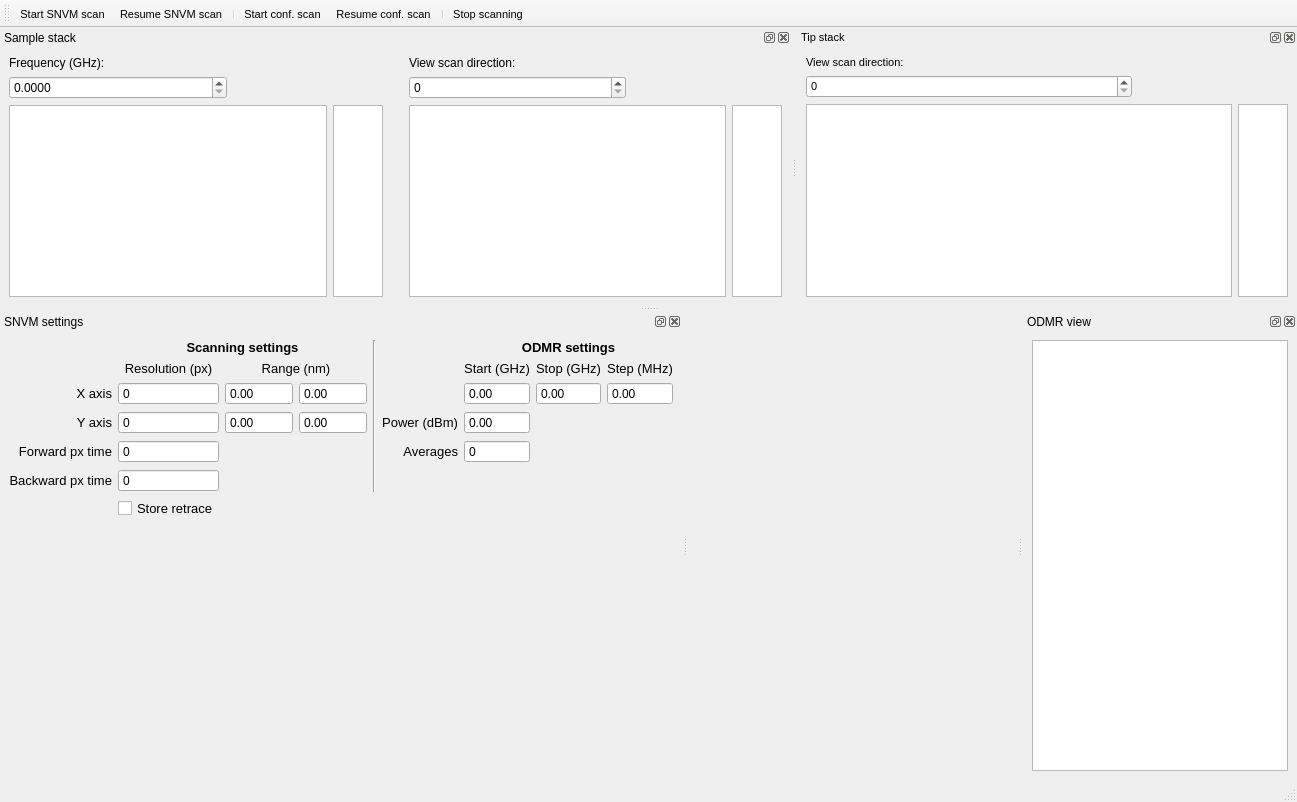
This is gui/snvm/ui_snvm_gui.ui in pikestefan/qudi_slab as Qt 5 draws it before an edit. The edited form follows.
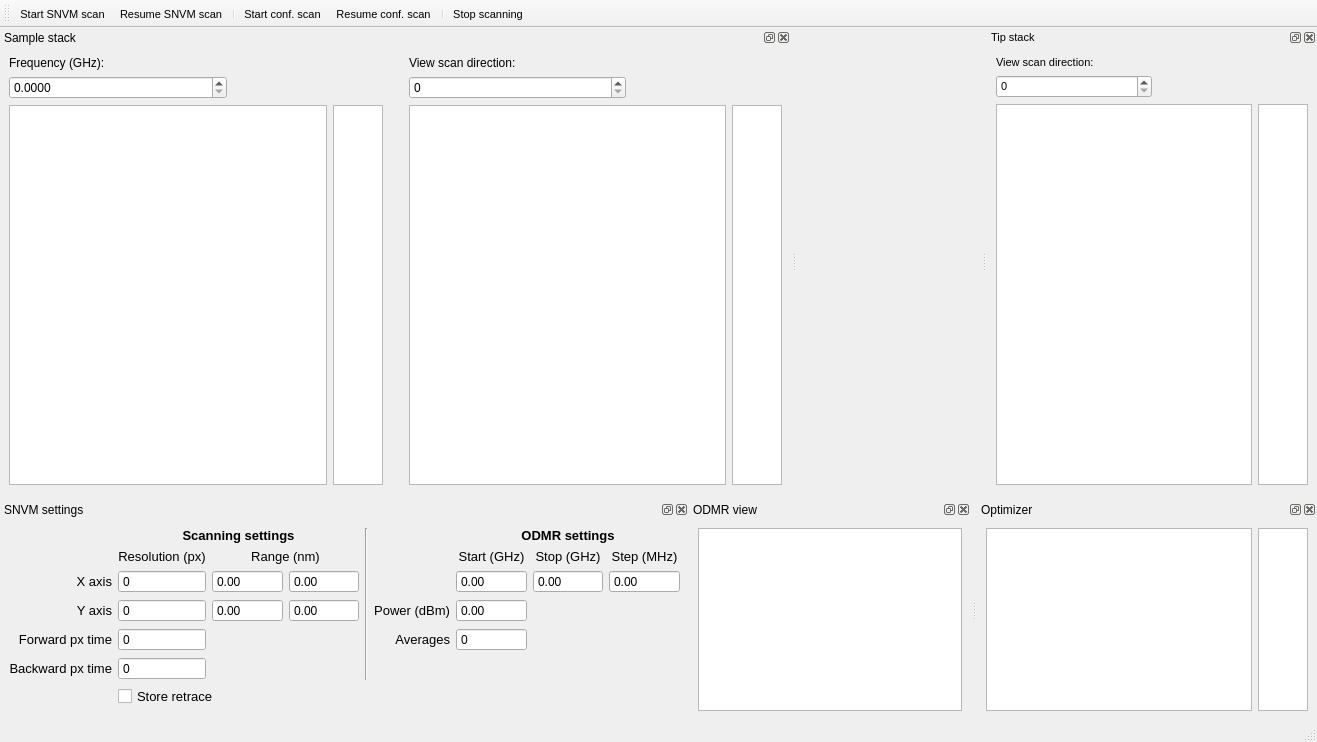
This is the edited form. Icons and pictures are not drawn. Custom widgets are drawn as their Qt base class.

What changed in the file:
```diff
--- a/gui/snvm/ui_snvm_gui.ui
+++ b/gui/snvm/ui_snvm_gui.ui
@@ -6,8 +6,8 @@
    <rect>
     <x>0</x>
     <y>0</y>
-    <width>1295</width>
-    <height>802</height>
+    <width>1317</width>
+    <height>742</height>
    </rect>
   </property>
   <property name="sizePolicy">
@@ -50,7 +50,7 @@
     <string>Sample stack</string>
    </property>
    <attribute name="dockWidgetArea">
-    <number>4</number>
+    <number>1</number>
    </attribute>
    <widget class="QWidget" name="dockWidgetContents">
     <layout class="QGridLayout" name="gridLayout_6">
@@ -209,14 +209,14 @@
   </widget>
   <widget class="QDockWidget" name="tipDock">
    <property name="sizePolicy">
-    <sizepolicy hsizetype="Expanding" vsizetype="Preferred">
+    <sizepolicy hsizetype="Minimum" vsizetype="Expanding">
      <horstretch>0</horstretch>
      <verstretch>0</verstretch>
     </sizepolicy>
    </property>
    <property name="minimumSize">
     <size>
-     <width>500</width>
+     <width>10</width>
      <height>167</height>
     </size>
    </property>
@@ -229,7 +229,7 @@
     <string>Tip stack</string>
    </property>
    <attribute name="dockWidgetArea">
-    <number>4</number>
+    <number>2</number>
    </attribute>
    <widget class="QWidget" name="dockWidgetContents_2">
     <layout class="QGridLayout" name="gridLayout_7">
@@ -303,11 +303,29 @@
    </widget>
   </widget>
   <widget class="QDockWidget" name="settingsDock">
+   <property name="sizePolicy">
+    <sizepolicy hsizetype="Minimum" vsizetype="Minimum">
+     <horstretch>0</horstretch>
+     <verstretch>0</verstretch>
+    </sizepolicy>
+   </property>
+   <property name="minimumSize">
+    <size>
+     <width>600</width>
+     <height>220</height>
+    </size>
+   </property>
+   <property name="maximumSize">
+    <size>
+     <width>700</width>
+     <height>220</height>
+    </size>
+   </property>
    <property name="windowTitle">
     <string>SNVM settings</string>
    </property>
    <attribute name="dockWidgetArea">
-    <number>1</number>
+    <number>8</number>
    </attribute>
    <widget class="QWidget" name="dockWidgetContents_3">
     <layout class="QGridLayout" name="gridLayout_3">
@@ -813,7 +831,7 @@
        </property>
       </widget>
      </item>
-     <item row="6" column="1">
+     <item row="6" column="1" colspan="2">
       <widget class="QCheckBox" name="storeRetrace">
        <property name="font">
         <font>
@@ -867,11 +885,23 @@
    <addaction name="actionStop_scan"/>
   </widget>
   <widget class="QDockWidget" name="odmrDock">
+   <property name="sizePolicy">
+    <sizepolicy hsizetype="Preferred" vsizetype="Maximum">
+     <horstretch>0</horstretch>
+     <verstretch>0</verstretch>
+    </sizepolicy>
+   </property>
+   <property name="maximumSize">
+    <size>
+     <width>524287</width>
+     <height>500</height>
+    </size>
+   </property>
    <property name="windowTitle">
     <string>ODMR view</string>
    </property>
    <attribute name="dockWidgetArea">
-    <number>2</number>
+    <number>8</number>
    </attribute>
    <widget class="QWidget" name="dockWidgetContents_5">
     <layout class="QGridLayout" name="gridLayout_4">
@@ -885,6 +915,41 @@
     </layout>
    </widget>
   </widget>
+  <widget class="QDockWidget" name="optimizerDock">
+   <property name="maximumSize">
+    <size>
+     <width>524287</width>
+     <height>500</height>
+    </size>
+   </property>
+   <property name="windowTitle">
+    <string>Optimizer</string>
+   </property>
+   <attribute name="dockWidgetArea">
+    <number>8</number>
+   </attribute>
+   <widget class="QWidget" name="dockWidgetContents_4">
+    <layout class="QGridLayout" name="gridLayout_9">
+     <item row="0" column="0">
+      <layout class="QGridLayout" name="gridLayout_8">
+       <item row="0" column="0">
+        <widget class="ScanPlotWidget" name="optimizerView"/>
+       </item>
+       <item row="0" column="1">
+        <widget class="ScanPlotWidget" name="optimizerCbarView">
+         <property name="maximumSize">
+          <size>
+           <width>50</width>
+           <height>16777215</height>
+          </size>
+         </property>
+        </widget>
+       </item>
+      </layout>
+     </item>
+    </layout>
+   </widget>
+  </widget>
   <action name="actionStart_snvmscan">
    <property name="checkable">
     <bool>false</bool>
```
Left out of the diff: 6 changed lines with no effect on the pictures.
